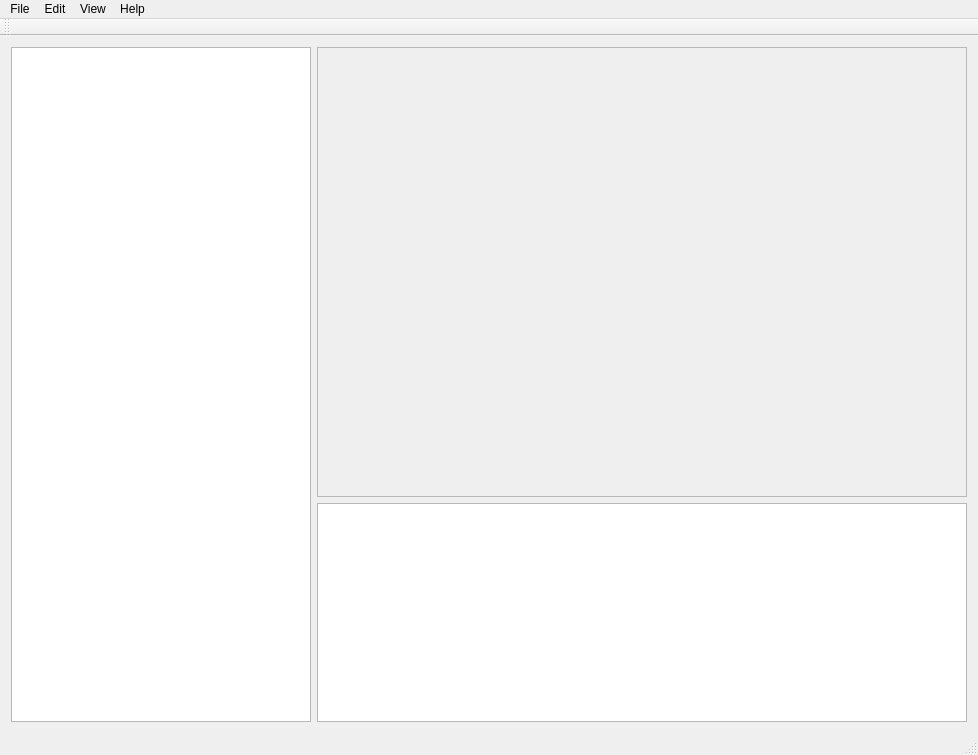
Above: NH2012/Editor/editor.ui from arrian/3d-engine before the change. Below: the same form after it.
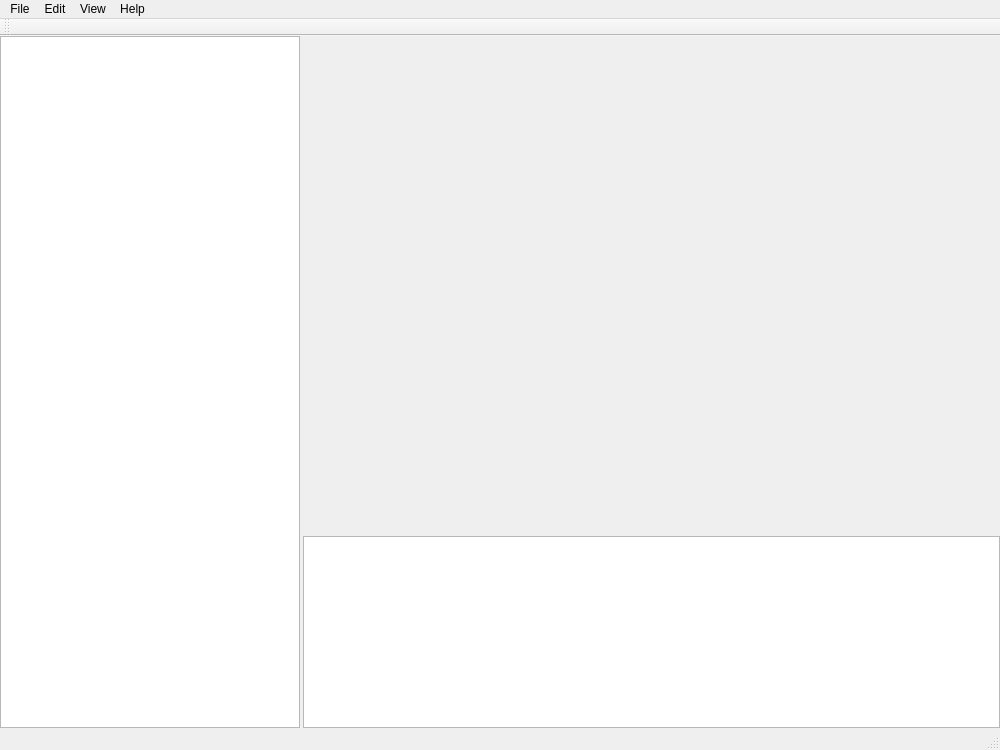
That is the form after the change. Custom widgets are drawn as their Qt base class.

What changed in the file:
```diff
--- a/NH2012/Editor/editor.ui
+++ b/NH2012/Editor/editor.ui
@@ -6,8 +6,8 @@
    <rect>
     <x>0</x>
     <y>0</y>
-    <width>974</width>
-    <height>755</height>
+    <width>1000</width>
+    <height>750</height>
    </rect>
   </property>
   <property name="windowTitle">
@@ -15,11 +15,30 @@
   </property>
   <widget class="QWidget" name="centralWidget">
    <layout class="QGridLayout" name="gridLayout">
+    <property name="margin">
+     <number>0</number>
+    </property>
+    <property name="spacing">
+     <number>3</number>
+    </property>
     <item row="1" column="1" rowspan="2" colspan="2">
-     <widget class="QTreeView" name="cells"/>
+     <widget class="QTreeView" name="cells">
+      <property name="sizePolicy">
+       <sizepolicy hsizetype="MinimumExpanding" vsizetype="MinimumExpanding">
+        <horstretch>0</horstretch>
+        <verstretch>0</verstretch>
+       </sizepolicy>
+      </property>
+     </widget>
     </item>
     <item row="0" column="0" rowspan="3">
      <widget class="QTreeView" name="data">
+      <property name="sizePolicy">
+       <sizepolicy hsizetype="Maximum" vsizetype="Expanding">
+        <horstretch>0</horstretch>
+        <verstretch>0</verstretch>
+       </sizepolicy>
+      </property>
       <property name="minimumSize">
        <size>
         <width>300</width>
@@ -29,18 +48,21 @@
      </widget>
     </item>
     <item row="0" column="1" colspan="2">
-     <widget class="QFrame" name="renderer">
+     <widget class="Renderer" name="renderer" native="true">
+      <property name="sizePolicy">
+       <sizepolicy hsizetype="MinimumExpanding" vsizetype="MinimumExpanding">
+        <horstretch>0</horstretch>
+        <verstretch>0</verstretch>
+       </sizepolicy>
+      </property>
       <property name="minimumSize">
        <size>
         <width>650</width>
         <height>450</height>
        </size>
       </property>
-      <property name="frameShape">
-       <enum>QFrame::StyledPanel</enum>
-      </property>
-      <property name="frameShadow">
-       <enum>QFrame::Raised</enum>
+      <property name="acceptDrops">
+       <bool>true</bool>
       </property>
      </widget>
     </item>
@@ -51,7 +73,7 @@
     <rect>
      <x>0</x>
      <y>0</y>
-     <width>974</width>
+     <width>1000</width>
      <height>26</height>
     </rect>
    </property>
@@ -261,6 +283,18 @@
   </action>
  </widget>
  <layoutdefault spacing="6" margin="11"/>
+ <customwidgets>
+  <customwidget>
+   <class>Renderer</class>
+   <extends>QWidget</extends>
+   <header>renderer.h</header>
+   <container>1</container>
+  </customwidget>
+ </customwidgets>
+ <tabstops>
+  <tabstop>data</tabstop>
+  <tabstop>cells</tabstop>
+ </tabstops>
  <resources>
   <include location="editor.qrc"/>
  </resources>
```
Left out of the diff: 160 changed lines with no effect on the pictures.
